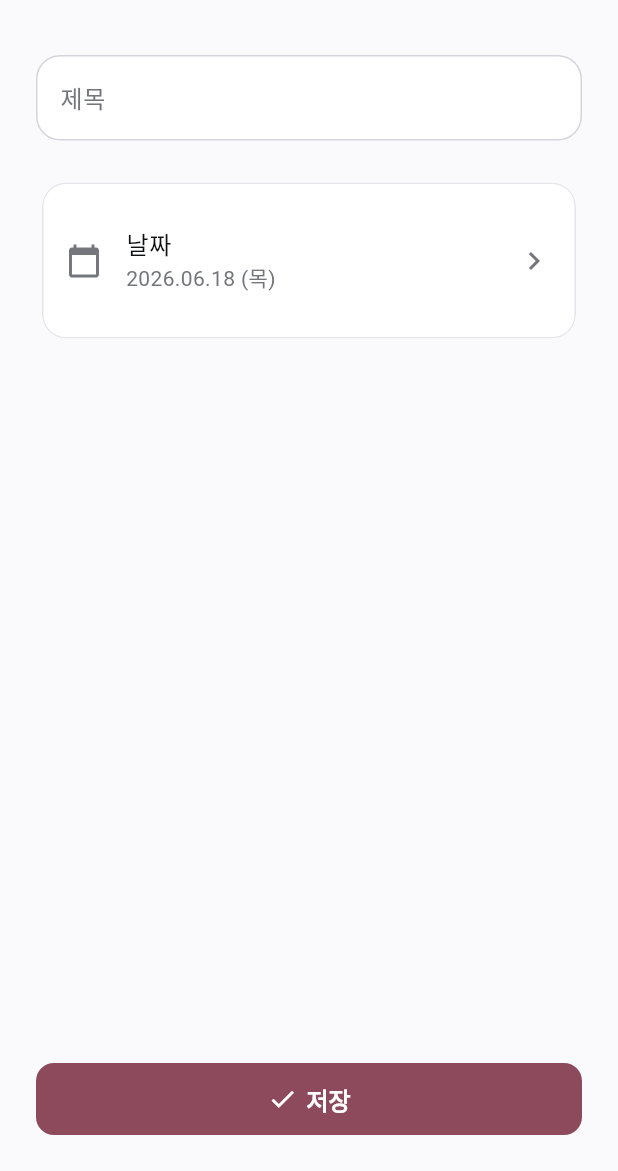
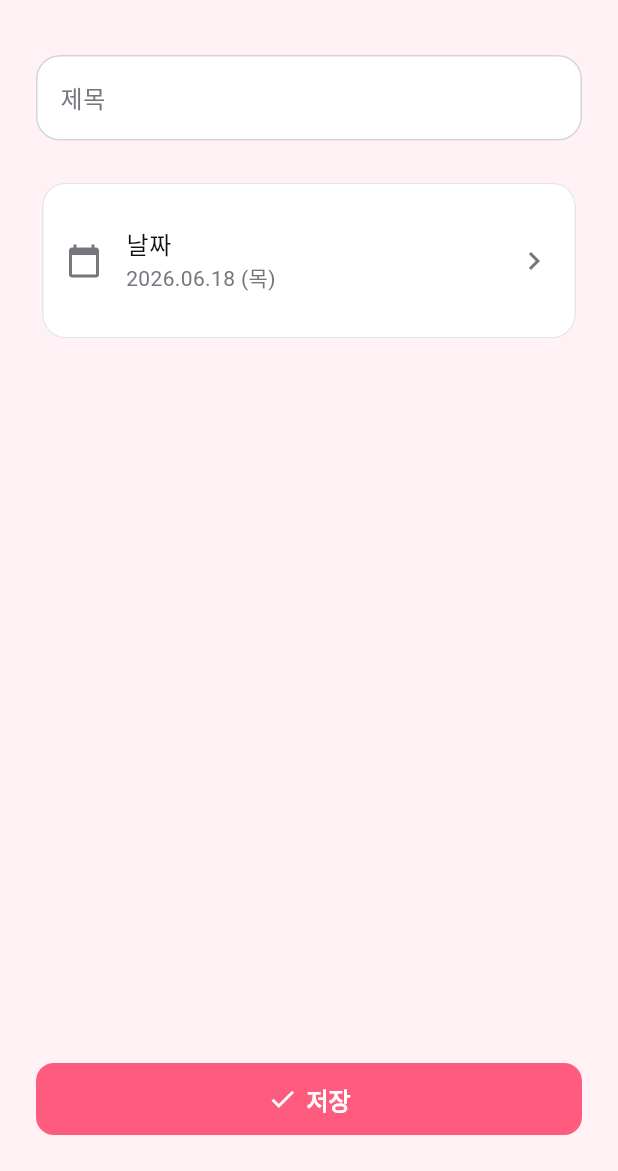
Before and after one commit to sungho8/Building-something-great, a Flutter app: the screen it shows after launch, after a tap on "추가", on a phone screen of 412 x 824 dp, the part 65-1236 px from its top. Run offline on Flutter 3.47's test engine with Material 3 defaults, Android fonts, the phone set to English and light mode, and no system bars; our stand-ins replace flutter_local_notifications, flutter_riverpod, flutter_timezone, freezed_annotation, shared_preferences, timezone; missing offline and left inert: home_widget.

Commit message:
feat(dday): 밝은 코랄/블러시 톤으로 전환 (칙칙함 개선)
- BrandConfig에 background(앱 무드 배경) 추가
- buildTheme: primary를 seed 원색 그대로 사용(M3 톤다운 회피로 선명),
  배경=브랜드 무드색, FAB도 primary 원색
- D-Day 브랜드: seed #FF5B7F(비비드 코랄핑크) + background #FFF1F4(블러시)

analyze clean, 테스트 8개 통과.

Co-Authored-By: Claude Opus 4.8 <noreply@anthropic.com>

```diff
--- a/apps/dday/lib/app.dart
+++ b/apps/dday/lib/app.dart
@@ -11,7 +11,8 @@ class DDayApp extends StatelessWidget {
   Widget build(BuildContext context) {
     return const AppFactory(
       brand: BrandConfig(
-        seed: Color(0xFFFF7AA2), // 말랑한 핑크 — D-Day의 정체성
+        seed: Color(0xFFFF5B7F), // 비비드 코랄핑크 — 포인트
+        background: Color(0xFFFFF1F4), // 블러시 핑크 — 따뜻한 배경 무드
         radius: 16,
         vibe: Vibe.soft,
       ),
--- a/packages/design_system/lib/src/theme/app_theme.dart
+++ b/packages/design_system/lib/src/theme/app_theme.dart
@@ -5,8 +5,10 @@ import 'brand_config.dart';
 
 /// [BrandConfig] → [ThemeData].
 ///
-/// 디자인 시스템의 단일 관문. 브랜드(Primary)는 앱별 seed에서, 중립·텍스트·테두리·
-/// 에러색은 EggSchool 공유 토큰에서 가져온다. 컴포넌트는 여기서 나온 Theme만 본다.
+/// 디자인 시스템의 단일 관문.
+/// - Primary는 브랜드 seed **원색 그대로** (M3 fromSeed의 톤 다운을 피해 선명하게).
+/// - 배경은 브랜드 무드색(없으면 중립 회색).
+/// - 중립·텍스트·테두리·에러는 EggSchool 공유 토큰.
 ThemeData buildTheme(BrandConfig brand, Brightness brightness) {
   final isLight = brightness == Brightness.light;
   final base = ColorScheme.fromSeed(
@@ -14,9 +16,15 @@ ThemeData buildTheme(BrandConfig brand, Brightness brightness) {
     brightness: brightness,
   );
 
-  // 라이트 모드는 공유 토큰으로 중립색 역할을 고정해 완성도를 맞춘다.
+  // 브랜드 원색을 primary로 고정 (선명함 유지).
+  final brandScheme = base.copyWith(
+    primary: brand.seed,
+    onPrimary: AppCommon.white,
+  );
+
+  // 라이트 모드는 공유 토큰으로 중립색 역할을 고정.
   final scheme = isLight
-      ? base.copyWith(
+      ? brandScheme.copyWith(
           surface: AppCommon.white,
           onSurface: AppText.s900,
           onSurfaceVariant: AppText.s500,
@@ -27,21 +35,27 @@ ThemeData buildTheme(BrandConfig brand, Brightness brightness) {
           surfaceContainerLow: AppNeutral.s50,
           surfaceContainer: AppNeutral.s100,
         )
-      : base;
+      : brandScheme;
 
+  final background =
+      brand.background ?? (isLight ? AppNeutral.s50 : scheme.surface);
   final cardRadius = BorderRadius.circular(brand.radius);
 
   return ThemeData(
     useMaterial3: true,
     colorScheme: scheme,
     fontFamily: brand.fontFamily,
-    scaffoldBackgroundColor: isLight ? AppNeutral.s50 : scheme.surface,
+    scaffoldBackgroundColor: background,
     appBarTheme: AppBarTheme(
-      backgroundColor: isLight ? AppNeutral.s50 : scheme.surface,
+      backgroundColor: background,
       foregroundColor: isLight ? AppText.s900 : scheme.onSurface,
       elevation: 0,
       scrolledUnderElevation: 0.5,
       centerTitle: false,
+    ),
+    floatingActionButtonTheme: FloatingActionButtonThemeData(
+      backgroundColor: scheme.primary,
+      foregroundColor: scheme.onPrimary,
     ),
     cardTheme: CardThemeData(
       color: isLight ? AppCommon.white : null,
--- a/packages/design_system/lib/src/theme/brand_config.dart
+++ b/packages/design_system/lib/src/theme/brand_config.dart
@@ -9,8 +9,11 @@ enum Vibe { soft, crisp }
 /// `Theme.of(context)`로 흘려보내고, 컴포넌트는 그 Theme만 본다.
 @immutable
 class BrandConfig {
-  /// 대표 색. ColorScheme의 seed로 쓰인다.
+  /// 대표 색(포인트). primary로 원색 그대로 쓰인다.
   final Color seed;
+
+  /// 화면 배경색(앱 무드). null이면 중립 회색 기본값.
+  final Color? background;
 
   /// 폰트 패밀리. null이면 플랫폼 기본 폰트.
   final String? fontFamily;
@@ -23,6 +26,7 @@ class BrandConfig {
 
   const BrandConfig({
     required this.seed,
+    this.background,
     this.fontFamily,
     this.radius = 12,
     this.vibe = Vibe.soft,
```
